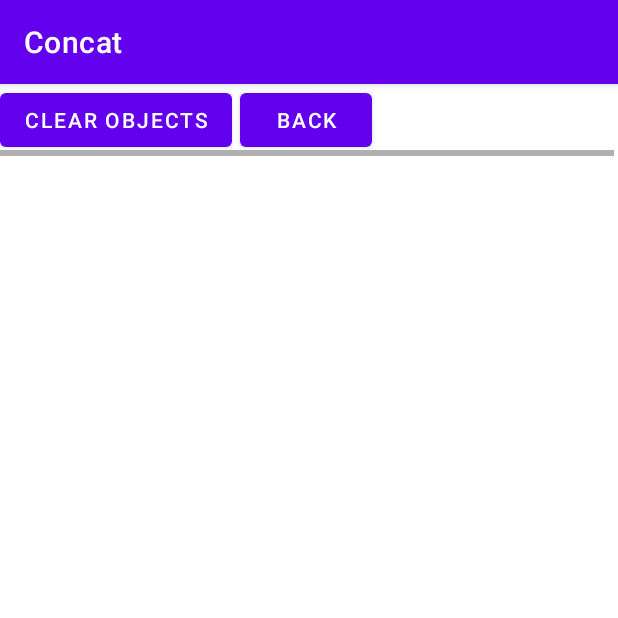
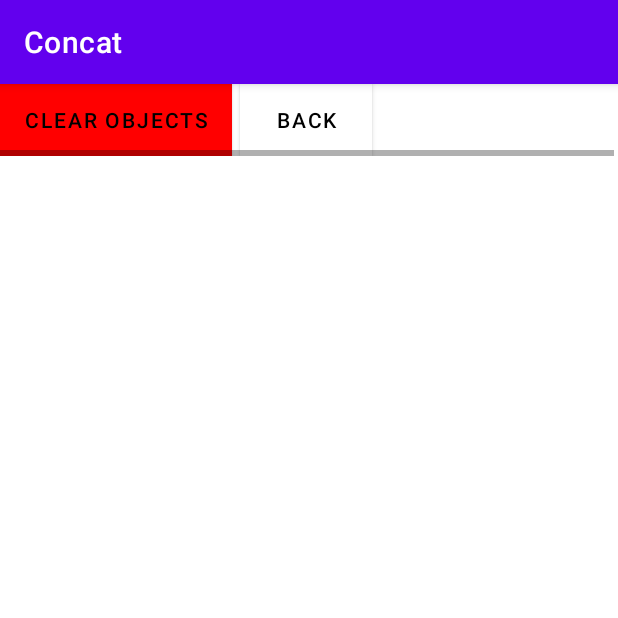
Before and after one commit to BryanBH/Concat, an Android app: the MainActivity screen opened directly, with no data from a screen before it, on a phone screen of 412 x 824 dp, the top half of it. Run offline under Robolectric (Android 15) with nearby library versions, the phone set to English and light mode, and no system bars; libraries missing offline, so code that uses them is left out: com.google.android.filament, com.google.ar.core, com.google.ar.sceneform; 7 statements that could not run were skipped.

Commit message:
UI Changes
General UI Changes

```diff
--- a/app/src/main/res/layout/activity_main.xml
+++ b/app/src/main/res/layout/activity_main.xml
@@ -25,6 +25,9 @@
                 android:id="@+id/clear_model_button"
                 android:layout_width="wrap_content"
                 android:layout_height="wrap_content"
+                app:backgroundTint="@null"
+                android:background="#ffff0000"
+                android:textColor="@android:color/black"
                 android:text="Clear Objects" />
 
             <Button
@@ -32,6 +35,9 @@
                 android:layout_width="wrap_content"
                 android:layout_height="wrap_content"
                 android:layout_marginLeft="5dp"
+                app:backgroundTint="@null"
+                android:background="@color/white"
+                android:textColor="@android:color/black"
                 android:text="Back" />
 
             <TextView
```
